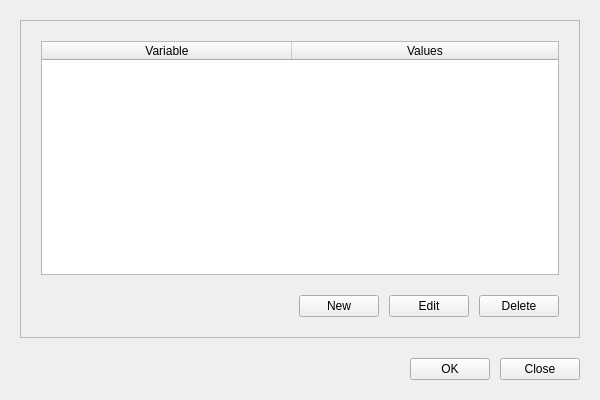
Old version of the form ui_files/form.ui in the repository Noertri/manage-env.
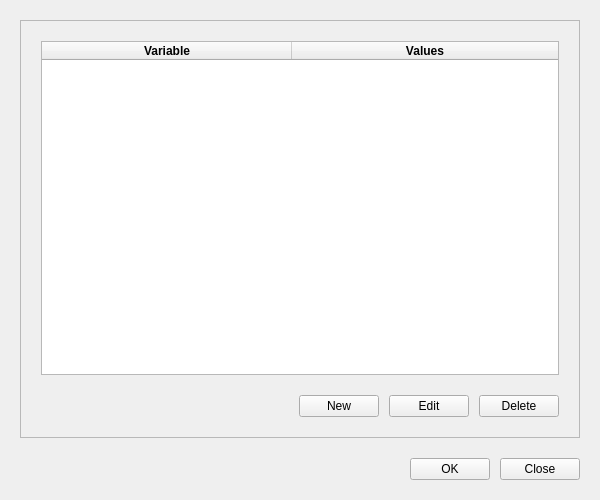
New version of the form.

The edit to the form file:
```diff
--- a/ui_files/form.ui
+++ b/ui_files/form.ui
@@ -10,7 +10,7 @@
     <x>0</x>
     <y>0</y>
     <width>600</width>
-    <height>400</height>
+    <height>500</height>
    </rect>
   </property>
   <property name="sizePolicy">
@@ -22,7 +22,7 @@
   <property name="minimumSize">
    <size>
     <width>600</width>
-    <height>400</height>
+    <height>500</height>
    </size>
   </property>
   <property name="palette">
@@ -558,11 +558,21 @@
          <property name="text">
           <string>Variable</string>
          </property>
+         <property name="font">
+          <font>
+           <bold>true</bold>
+          </font>
+         </property>
         </column>
         <column>
          <property name="text">
           <string>Values</string>
          </property>
+         <property name="font">
+          <font>
+           <bold>true</bold>
+          </font>
+         </property>
         </column>
        </widget>
       </item>
```
Left out of the diff: 22 changed lines with no effect on the pictures.
